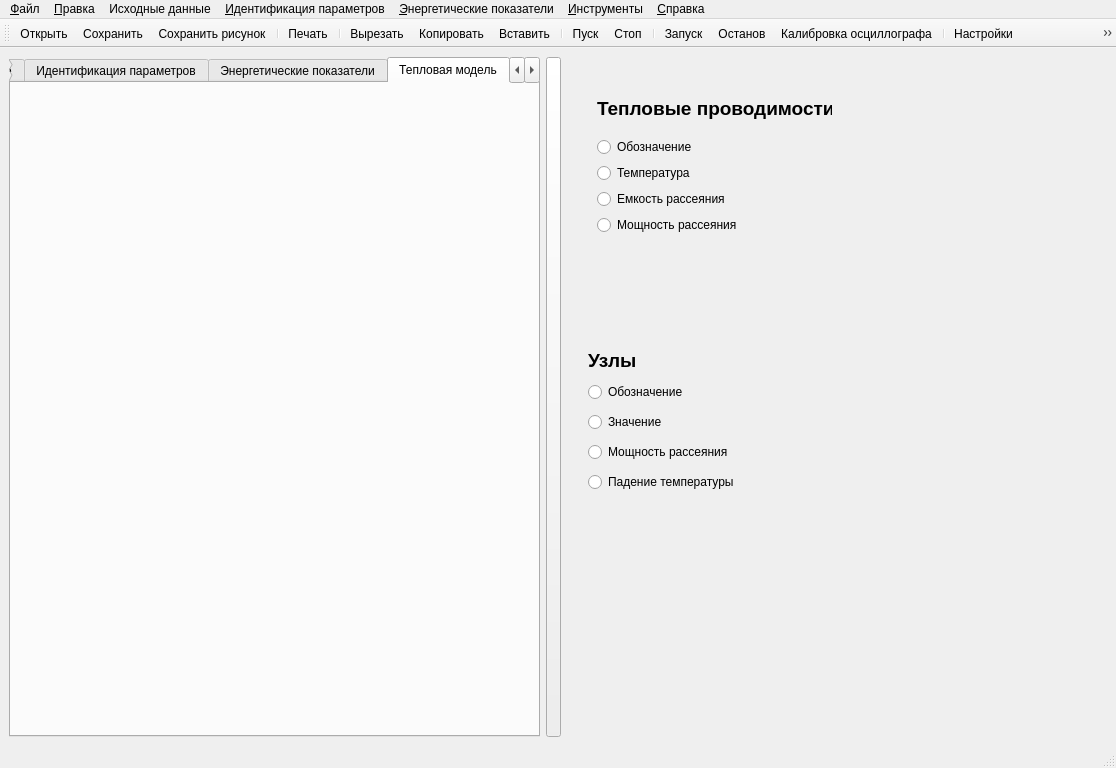
Ivanos121/ImView, file ImView/mainwindow.ui: the form before one commit.
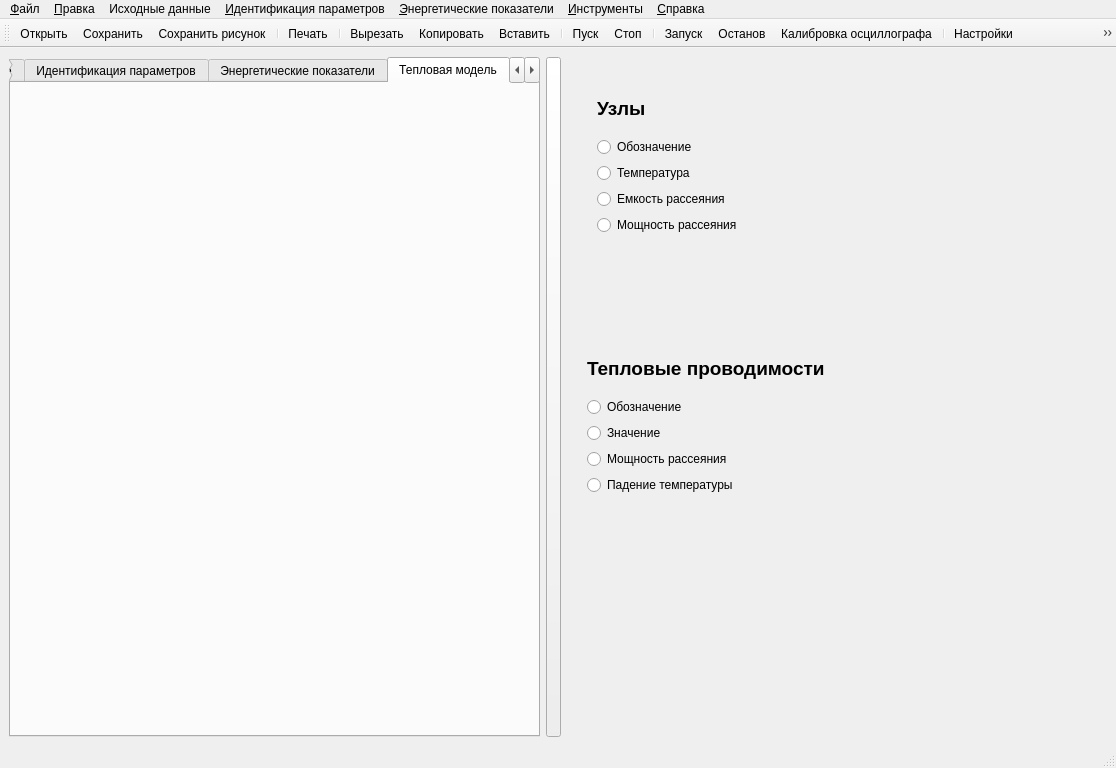
The form after the commit. The open tabs and pages were chosen to show the change. Icons and pictures are not drawn. Custom widgets are drawn as their Qt base class.

Diff of the .ui file:
```diff
--- a/ImView/mainwindow.ui
+++ b/ImView/mainwindow.ui
@@ -835,85 +835,20 @@
        </layout>
       </widget>
       <widget class="QWidget" name="page_8">
-       <widget class="QRadioButton" name="radioButton_8">
-        <property name="geometry">
-         <rect>
-          <x>21</x>
-          <y>413</y>
-          <width>169</width>
-          <height>24</height>
-         </rect>
-        </property>
-        <property name="text">
-         <string>Падение температуры</string>
-        </property>
-       </widget>
-       <widget class="QRadioButton" name="radioButton_6">
-        <property name="geometry">
-         <rect>
-          <x>21</x>
-          <y>353</y>
-          <width>88</width>
-          <height>24</height>
-         </rect>
-        </property>
-        <property name="text">
-         <string>Значение</string>
-        </property>
-       </widget>
-       <widget class="QRadioButton" name="radioButton_7">
-        <property name="geometry">
-         <rect>
-          <x>21</x>
-          <y>383</y>
-          <width>163</width>
-          <height>24</height>
-         </rect>
-        </property>
-        <property name="text">
-         <string>Мощность рассеяния</string>
-        </property>
-       </widget>
-       <widget class="QLabel" name="label_7">
-        <property name="geometry">
-         <rect>
-          <x>21</x>
-          <y>291</y>
-          <width>47</width>
-          <height>26</height>
-         </rect>
-        </property>
-        <property name="text">
-         <string>&lt;html&gt;&lt;head/&gt;&lt;body&gt;&lt;p&gt;&lt;span style=&quot; font-size:14pt; font-weight:700;&quot;&gt;Узлы&lt;/span&gt;&lt;/p&gt;&lt;/body&gt;&lt;/html&gt;</string>
-        </property>
-       </widget>
-       <widget class="QRadioButton" name="radioButton_5">
-        <property name="geometry">
-         <rect>
-          <x>21</x>
-          <y>323</y>
-          <width>112</width>
-          <height>24</height>
-         </rect>
-        </property>
-        <property name="text">
-         <string>Обозначение</string>
-        </property>
-       </widget>
-       <widget class="QWidget" name="">
+       <widget class="QWidget" name="layoutWidget">
         <property name="geometry">
          <rect>
           <x>30</x>
           <y>30</y>
-          <width>235</width>
+          <width>252</width>
           <height>148</height>
          </rect>
         </property>
         <layout class="QVBoxLayout" name="verticalLayout_10">
          <item>
-          <widget class="QLabel" name="label_9">
+          <widget class="QLabel" name="label_7">
            <property name="text">
-            <string>&lt;html&gt;&lt;head/&gt;&lt;body&gt;&lt;p&gt;&lt;span style=&quot; font-size:14pt; font-weight:700;&quot;&gt;Тепловые проводимости&lt;/span&gt;&lt;/p&gt;&lt;/body&gt;&lt;/html&gt;</string>
+            <string>&lt;html&gt;&lt;head/&gt;&lt;body&gt;&lt;p&gt;&lt;span style=&quot; font-size:14pt; font-weight:700;&quot;&gt;Узлы&lt;/span&gt;&lt;/p&gt;&lt;/body&gt;&lt;/html&gt;</string>
            </property>
           </widget>
          </item>
@@ -947,6 +882,53 @@
          </item>
         </layout>
        </widget>
+       <widget class="QWidget" name="layoutWidget">
+        <property name="geometry">
+         <rect>
+          <x>20</x>
+          <y>290</y>
+          <width>252</width>
+          <height>148</height>
+         </rect>
+        </property>
+        <layout class="QVBoxLayout" name="verticalLayout_8">
+         <item>
+          <widget class="QLabel" name="label_9">
+           <property name="text">
+            <string>&lt;html&gt;&lt;head/&gt;&lt;body&gt;&lt;p&gt;&lt;span style=&quot; font-size:14pt; font-weight:700;&quot;&gt;Тепловые проводимости&lt;/span&gt;&lt;/p&gt;&lt;/body&gt;&lt;/html&gt;</string>
+           </property>
+          </widget>
+         </item>
+         <item>
+          <widget class="QRadioButton" name="radioButton_5">
+           <property name="text">
+            <string>Обозначение</string>
+           </property>
+          </widget>
+         </item>
+         <item>
+          <widget class="QRadioButton" name="radioButton_6">
+           <property name="text">
+            <string>Значение</string>
+           </property>
+          </widget>
+         </item>
+         <item>
+          <widget class="QRadioButton" name="radioButton_7">
+           <property name="text">
+            <string>Мощность рассеяния</string>
+           </property>
+          </widget>
+         </item>
+         <item>
+          <widget class="QRadioButton" name="radioButton_8">
+           <property name="text">
+            <string>Падение температуры</string>
+           </property>
+          </widget>
+         </item>
+        </layout>
+       </widget>
       </widget>
       <widget class="QWidget" name="page_5">
        <layout class="QVBoxLayout" name="verticalLayout_5">
```
Left out of the diff: 43 changed lines with no effect on the pictures.
